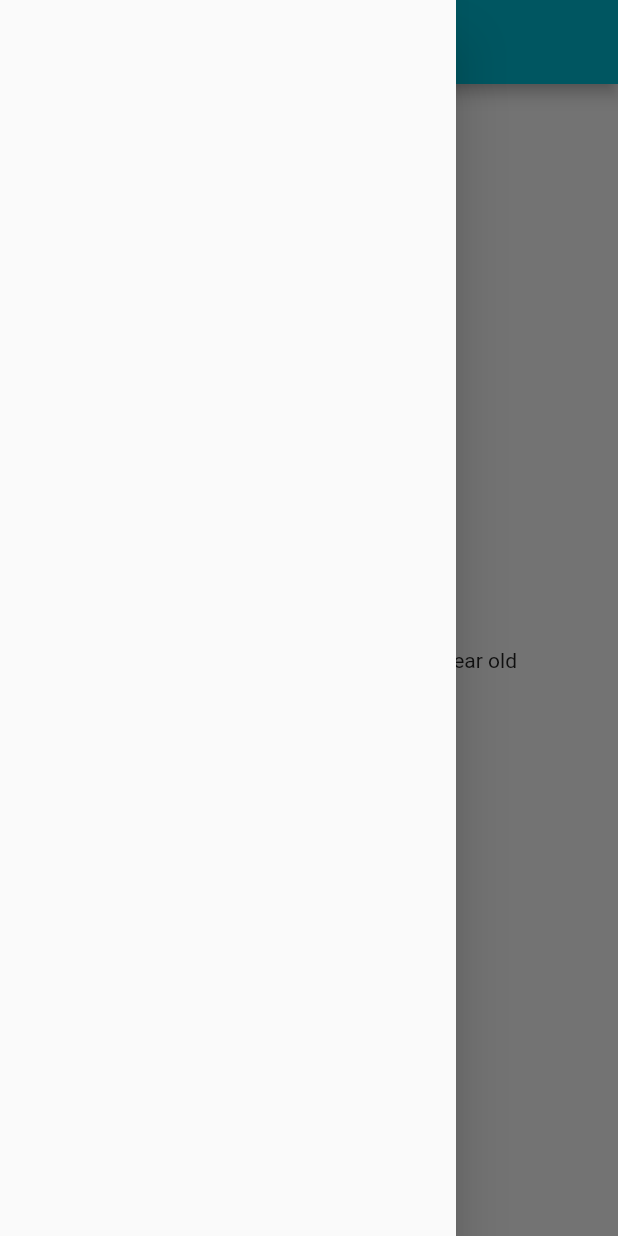
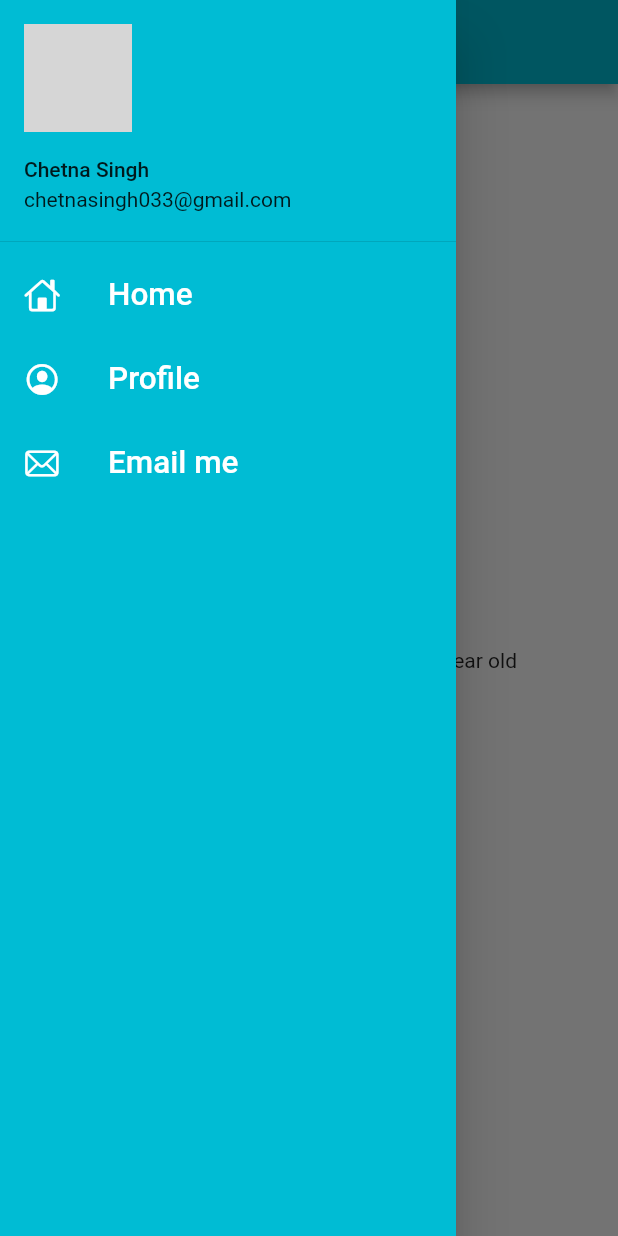
Before and after one commit to chetna-vispala/learnFlutter, a Flutter app: the HomePage screen opened by its route, with the side drawer open, on a phone screen of 412 x 824 dp. Run offline on Flutter 3.47's test engine with Material 2 defaults, Android fonts, the phone set to English and light mode, and no system bars; our stand-ins replace google_fonts; network calls fail; Roboto replaces fonts that are missing (Lekton); grey boxes are pictures that could not be loaded.

Commit message:
8th_step completed

```diff
--- a/lib/Pages/home_page.dart
+++ b/lib/Pages/home_page.dart
@@ -1,4 +1,5 @@
 import 'package:flutter/material.dart';
+import 'package:learn_datatype/widget/drawer.dart';
 
 class HomePage extends StatelessWidget {
   const HomePage({Key? key}) : super(key: key);
@@ -17,7 +18,7 @@ class HomePage extends StatelessWidget {
           child: Container(
             child: const Text("My name is $name and i'm $age year old"),///print Chetna is a 27 year old girl
           )),
-      drawer: const Drawer(),
+      drawer: const Mydrawer(),
     );
   }
 }
--- /dev/null
+++ b/lib/widget/drawer.dart
@@ -0,0 +1,70 @@
+import 'package:flutter/cupertino.dart';
+import 'package:flutter/material.dart';
+
+class Mydrawer extends StatefulWidget {
+  const Mydrawer({Key? key}) : super(key: key);
+
+  @override
+  State<Mydrawer> createState() => _MydrawerState();
+}
+
+class _MydrawerState extends State<Mydrawer> {
+  @override
+  Widget build(BuildContext context) {
+    const imageUrl =
+        "https://www.youthlead.org/sites/default/files/styles/lead_member_detail/public/YouthLead/user/Chetna%20Singh.jpeg?itok=yChHT2b0";
+    return Drawer(
+      child: Container(
+        color: Colors.cyan,
+        child: ListView(
+          padding: EdgeInsets.zero,
+          children: const [
+            DrawerHeader(
+                padding: EdgeInsets.zero,
+                child: UserAccountsDrawerHeader(
+                  margin: EdgeInsets.zero,
+                  accountName: Text("Chetna Singh"),
+                  accountEmail: Text("chetnasingh033@gmail.com"),
+                  currentAccountPicture: CircleAvatar(
+                    backgroundImage: NetworkImage(imageUrl),
+                  ),
+                )),
+            ListTile(
+              leading: Icon(
+                CupertinoIcons.home,
+                color: Colors.white,
+              ),
+              title: Text(
+                "Home",
+                textScaleFactor: 1.5,
+                style: TextStyle(color: Colors.white),
+              ),
+            ),
+            ListTile(
+              leading: Icon(
+                CupertinoIcons.profile_circled,
+                color: Colors.white,
+              ),
+              title: Text(
+                "Profile",
+                textScaleFactor: 1.5,
+                style: TextStyle(color: Colors.white),
+              ),
+            ),
+            ListTile(
+              leading: Icon(
+                CupertinoIcons.mail,
+                color: Colors.white,
+              ),
+              title: Text(
+                "Email me",
+                textScaleFactor: 1.5,
+                style: TextStyle(color: Colors.white),
+              ),
+            ),
+          ],
+        ),
+      ),
+    );
+  }
+}
```
